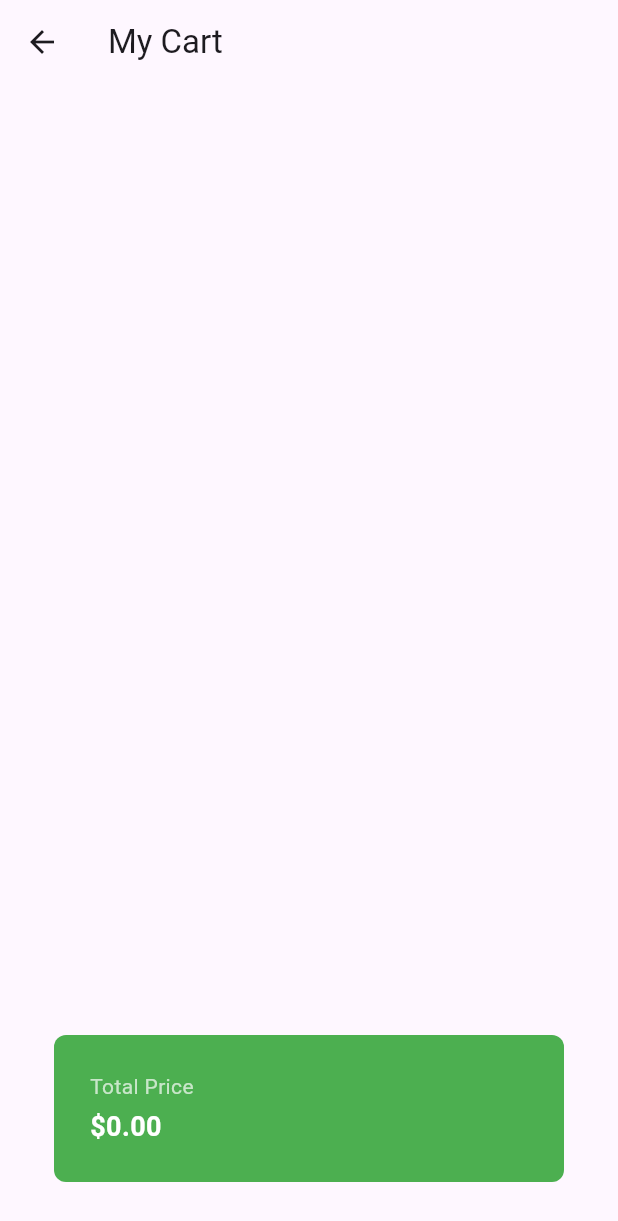
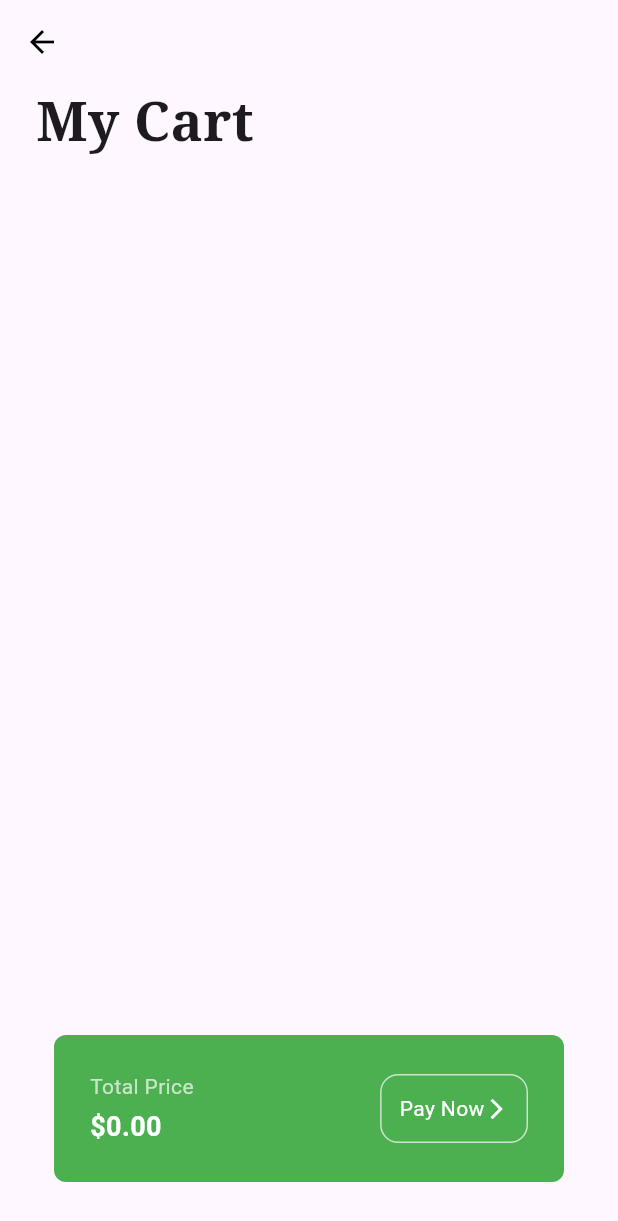
Before and after one commit to theivmatic/Grocery-Shop-App, a Flutter app: the CartScreen screen opened directly, on a phone screen of 412 x 824 dp. Shown: the top 1221 px of the screen. Run offline on Flutter 3.47's test engine with Material 3 defaults, Android fonts, the phone set to English and light mode, and no system bars; our stand-ins replace google_fonts.

Commit message:
finished cart screen

```diff
--- a/lib/src/feature/presentation/screens/cart_screen.dart
+++ b/lib/src/feature/presentation/screens/cart_screen.dart
@@ -1,4 +1,5 @@
 import 'package:flutter/material.dart';
+import 'package:google_fonts/google_fonts.dart';
 import 'package:grocery_shop_app/src/feature/domain/models/cart_model.dart';
 import 'package:provider/provider.dart';
 
@@ -9,12 +10,25 @@ class CartScreen extends StatelessWidget {
   Widget build(BuildContext context) {
     return Scaffold(
       appBar: AppBar(
-        title: const Text('My Cart'),
+        backgroundColor: Colors.transparent,
+        elevation: 0,
+        iconTheme: const IconThemeData(color: Colors.black),
       ),
       body: Consumer<CartModel>(
         builder: (context, value, child) {
           return Column(
+            crossAxisAlignment: CrossAxisAlignment.start,
             children: [
+              Padding(
+                padding: const EdgeInsets.symmetric(horizontal: 24),
+                child: Text(
+                  'My Cart',
+                  style: GoogleFonts.notoSerif(
+                    fontSize: 36,
+                    fontWeight: FontWeight.bold,
+                  ),
+                ),
+              ),
               Expanded(
                 child: ListView.builder(
                   itemCount: value.cartItems.length,
@@ -59,6 +73,7 @@ class CartScreen extends StatelessWidget {
                       borderRadius: BorderRadius.circular(8)),
                   padding: const EdgeInsets.all(24),
                   child: Row(
+                    mainAxisAlignment: MainAxisAlignment.spaceBetween,
                     children: [
                       Column(
                         crossAxisAlignment: CrossAxisAlignment.start,
@@ -78,6 +93,28 @@ class CartScreen extends StatelessWidget {
                           ),
                         ],
                       ),
+                      Container(
+                        decoration: BoxDecoration(
+                          border: Border.all(color: Colors.green.shade100),
+                          borderRadius: BorderRadius.circular(12),
+                        ),
+                        padding: const EdgeInsets.all(12),
+                        child: const Row(
+                          children: [
+                            Text(
+                              'Pay Now',
+                              style: TextStyle(
+                                color: Colors.white,
+                              ),
+                            ),
+                            Icon(
+                              Icons.arrow_forward_ios,
+                              size: 16,
+                              color: Colors.white,
+                            ),
+                          ],
+                        ),
+                      ),
                     ],
                   ),
                 ),
```
